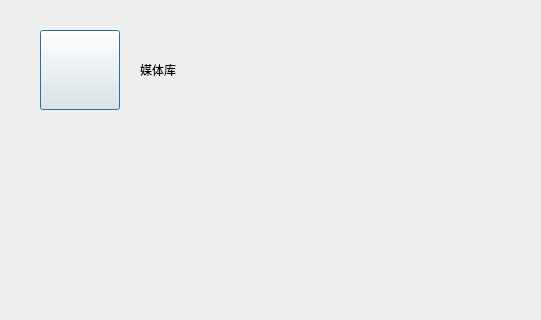
This is src/2Player/medialibdlg.ui in 1028417/XMusic as Qt 5 draws it before an edit; both pictures show x 0 to 541 and y 0 to 320 of the 814 by 500 pixel window. The edited form follows.
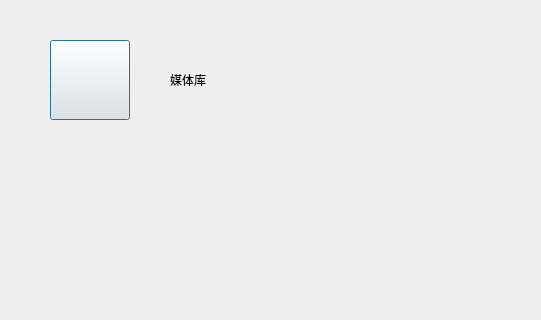
This is the edited form. Icons and pictures are not drawn. Custom widgets are drawn as their Qt base class.

What changed in the file:
```diff
--- a/src/2Player/medialibdlg.ui
+++ b/src/2Player/medialibdlg.ui
@@ -16,8 +16,8 @@
   <widget class="CButton" name="btnReturn">
    <property name="geometry">
     <rect>
-     <x>40</x>
-     <y>30</y>
+     <x>50</x>
+     <y>40</y>
      <width>80</width>
      <height>80</height>
     </rect>
@@ -44,8 +44,8 @@
   <widget class="QLabel" name="labelTitle">
    <property name="geometry">
     <rect>
-     <x>140</x>
-     <y>40</y>
+     <x>170</x>
+     <y>50</y>
      <width>251</width>
      <height>60</height>
     </rect>
```
